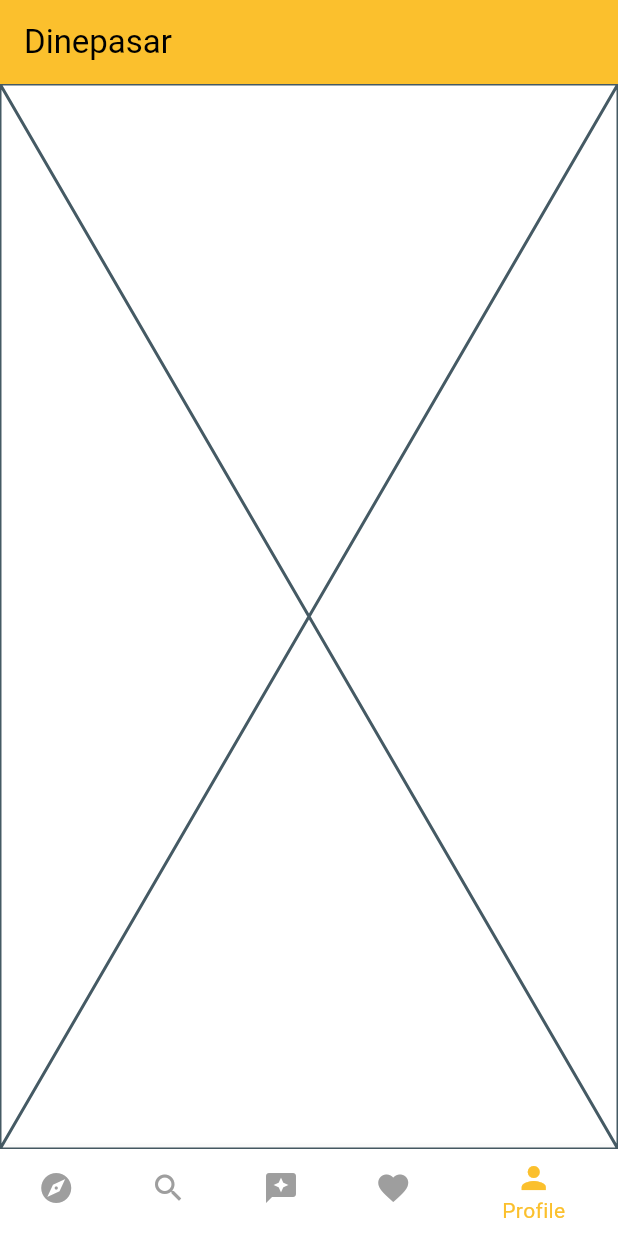
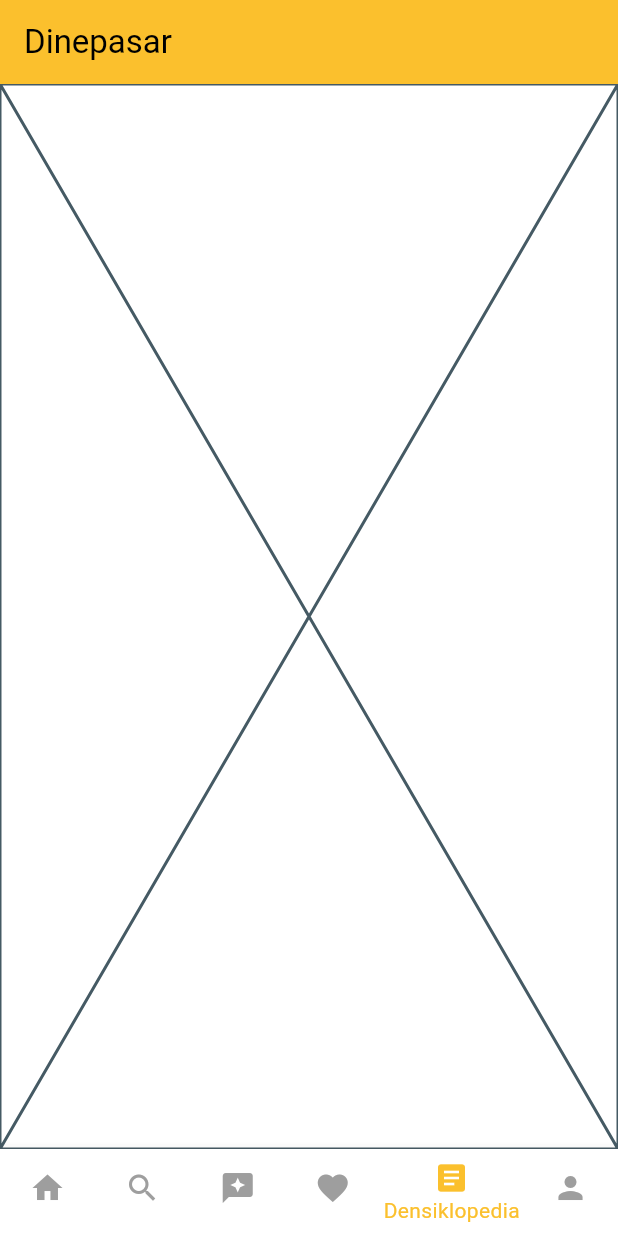
Before and after one commit to PBPC06/dinepasar_mobile, a Flutter app: the screen it shows after launch, item 5 of the bottom bar chosen, on a phone screen of 412 x 824 dp. Run offline on Flutter 3.47's test engine with Material 3 defaults, Android fonts, the phone set to English and light mode, and no system bars; network calls fail.

Commit message:
commit changes

```diff
--- a/lib/main/navbar.dart
+++ b/lib/main/navbar.dart
@@ -1,5 +1,6 @@
 import 'package:flutter/material.dart';
 import 'package:dinepasar_mobile/search/screens/explore_page.dart';
+import 'package:dinepasar_mobile/profile/screens/profile.dart';
 
 class MyHomePage extends StatefulWidget {
   const MyHomePage({Key? key}) : super(key: key);
@@ -13,11 +14,12 @@ class _MyHomePageState extends State<MyHomePage> {
 
   // List of pages to navigate between
   final List<Widget> _pages = <Widget>[
-    const ExplorePage(),  // Explore Page
-    const Placeholder(),  // Placeholder for Search Page
+    const Placeholder(),  // Explore Page
+    const ExplorePage(),  // Placeholder for Search Page
     const Placeholder(),  // Placeholder for Review Page
     const Placeholder(),  // Placeholder for Favorite Page
-    const Placeholder(),  // Placeholder for Profile Page
+    const Placeholder(),
+    const ProfilePage(),  // Placeholder for Profile Page
   ];
 
   void _onItemTapped(int index) {
@@ -41,8 +43,8 @@ class _MyHomePageState extends State<MyHomePage> {
         unselectedItemColor: Colors.grey,  // Set the color of unselected items to grey
         items: const <BottomNavigationBarItem>[
           BottomNavigationBarItem(
-            icon: Icon(Icons.explore),
-            label: 'Explore',
+            icon: Icon(Icons.home),
+            label: 'Home',
           ),
           BottomNavigationBarItem(
             icon: Icon(Icons.search),
@@ -57,6 +59,10 @@ class _MyHomePageState extends State<MyHomePage> {
             label: 'Favorite',
           ),
           BottomNavigationBarItem(
+            icon: Icon(Icons.article),
+            label: 'Densiklopedia',
+          ),
+          BottomNavigationBarItem(
             icon: Icon(Icons.person),
             label: 'Profile',
           ),
--- a/lib/widgets/left_drawer.dart
+++ b/lib/widgets/left_drawer.dart
@@ -1,6 +1,6 @@
-import 'package:dinepasar_mobile/screens/profile.dart';
+import 'package:dinepasar_mobile/profile/screens/profile.dart';
 import 'package:flutter/material.dart';
-import 'package:dinepasar_mobile/screens/menu.dart';
+import 'package:dinepasar_mobile/profile/screens/menu.dart';
 // import 'package:food_pedia/screens/foodentry_form.dart';
 // import 'package:food_pedia/screens/list_foodentry.dart';
 
```
Also changed, not shown: lib/profile/screens/menu.dart (renamed from lib/screens/menu.dart), lib/profile/screens/profile.dart (renamed from lib/screens/profile.dart).
